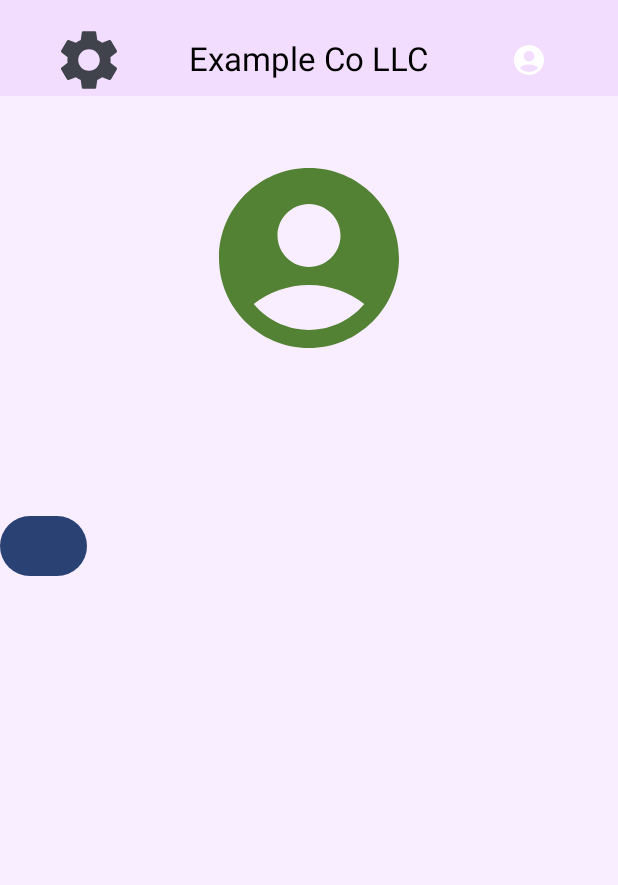
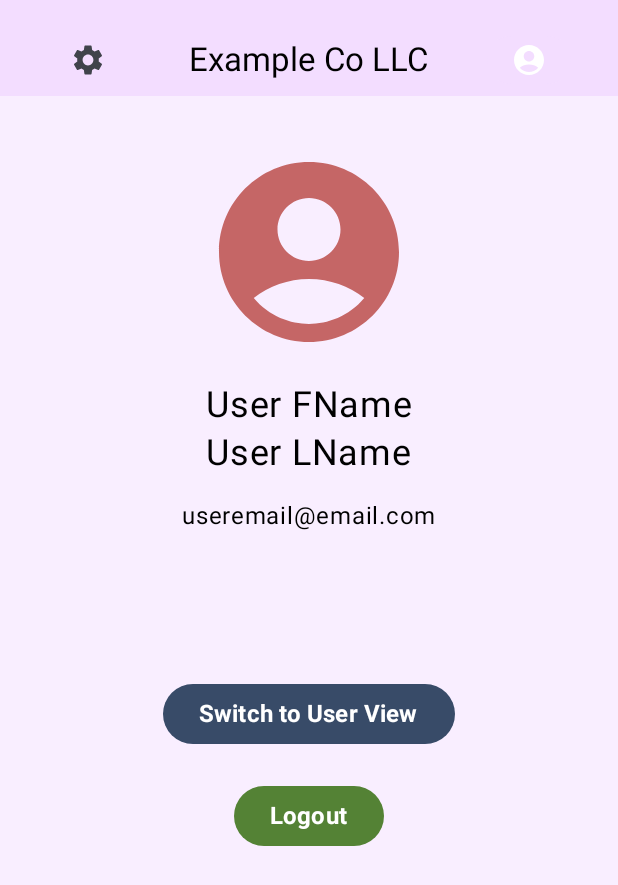
Before and after one commit to pineapple-expense/Pineapple-Expense, an Android app built with Jetpack Compose: the AdminProfile screen opened through its navigation route, on a phone screen of 412 x 824 dp. Shown: the top 885 px of the screen. Run offline under Robolectric (Android 15) with nearby library versions, the light colour scheme and no system bars.

Commit message:
finished admin and user profile

```diff
--- a/app/src/main/java/com/example/pineappleexpense/AdminProfile.kt
+++ b/app/src/main/java/com/example/pineappleexpense/AdminProfile.kt
@@ -18,6 +18,7 @@ import androidx.compose.material.icons.filled.AccountCircle
 import androidx.compose.material.icons.filled.ArrowBack
 import androidx.compose.material.icons.filled.Menu
 import androidx.compose.material3.Button
+import androidx.compose.material3.ButtonDefaults
 import androidx.compose.material3.CenterAlignedTopAppBar
 import androidx.compose.material3.ExperimentalMaterial3Api
 import androidx.compose.material3.Icon
@@ -49,28 +50,63 @@ fun AdminProfile(navController: NavHostController, modifier: Modifier = Modifier
     ) { innerPadding ->
         AdminTopBar(navController,Modifier.padding(innerPadding))
         Column(
-            modifier = Modifier.fillMaxSize().padding(innerPadding)
+            modifier = Modifier.fillMaxSize().padding(innerPadding),
+            horizontalAlignment = Alignment.CenterHorizontally
         ) {
             Spacer(modifier = Modifier.height(96.dp))
-            Row(modifier = modifier
-                .fillMaxWidth()
-                .height(148.dp)
-                .padding(top = 4.dp),
-                horizontalArrangement = Arrangement.Center, // Centers horizontally
-                verticalAlignment = Alignment.CenterVertically){
-                Icon(
-                    Icons.Default.AccountCircle,
-                    modifier = Modifier.size(148.dp),
-                    tint = Color(0xFF548235),
-                    contentDescription = "" // Add a valid content description
-                )
-            }
+            Icon(
+                Icons.Default.AccountCircle,
+                modifier = Modifier.size(144.dp),
+                tint = Color(0xFFC56666),
+                contentDescription = "" // Add a valid content description
+            )
+            Spacer(modifier = Modifier.height(16.dp))
+            Text (
+                text = "User FName",
+                fontSize = 24.sp
+            )
+            Spacer(modifier = Modifier.height(4.dp))
+            Text (
+                text = "User LName",
+                fontSize = 24.sp
+            )
+            Spacer(modifier = Modifier.height(16.dp))
+            Text (
+                text = "useremail@email.com",
+                fontSize = 16.sp
+            )
             Spacer(modifier = Modifier.height(96.dp))
             Button(
                 onClick = {
-                navController.navigate("destination_route")
-                }
+                    navController.navigate("userProfile")
+                },
+                colors = ButtonDefaults.buttonColors(
+                    containerColor = Color(0xFF384B68), // Background color
+                    contentColor = Color.White // Text or icon color
+                )
             ) {
+                Text(
+                    text = "Switch to User View",
+                    fontSize = 16.sp,
+                    fontWeight = FontWeight.Bold
+                )
+
+            }
+            Spacer(modifier = Modifier.height(20.dp))
+            Button(
+                onClick = {
+                    navController.navigate("home") // placeholder
+                },
+                colors = ButtonDefaults.buttonColors(
+                    containerColor = Color(0xFF548235), // Background color
+                    contentColor = Color.White // Text or icon color
+                )
+            ) {
+                Text(
+                    text = "Logout",
+                    fontSize = 16.sp,
+                    fontWeight = FontWeight.Bold
+                )
 
             }
         }
--- a/app/src/main/java/com/example/pineappleexpense/components/NavBars.kt
+++ b/app/src/main/java/com/example/pineappleexpense/components/NavBars.kt
@@ -46,8 +46,7 @@ fun TopBar(navController: NavHostController, modifier: Modifier = Modifier) {
             icon = {
                 Icon(
                     imageVector = Icons.Filled.Settings,
-                    contentDescription = "Settings",
-                    modifier = Modifier.size(1000.dp)
+                    contentDescription = "Settings"
                 )
                    },
             selected = navController.currentDestination?.route == "settings",
@@ -98,8 +97,7 @@ fun AdminTopBar(navController: NavHostController, modifier: Modifier = Modifier)
             icon = {
                 Icon(
                     imageVector = Icons.Filled.Settings,
-                    contentDescription = "Settings",
-                    modifier = Modifier.size(1000.dp)
+                    contentDescription = "Settings"
                 )
             },
             selected = navController.currentDestination?.route == "adminSettings",
```
Also changed, not shown: app/src/main/java/com/example/pineappleexpense/UserProfile.kt (+29 -1 lines).
